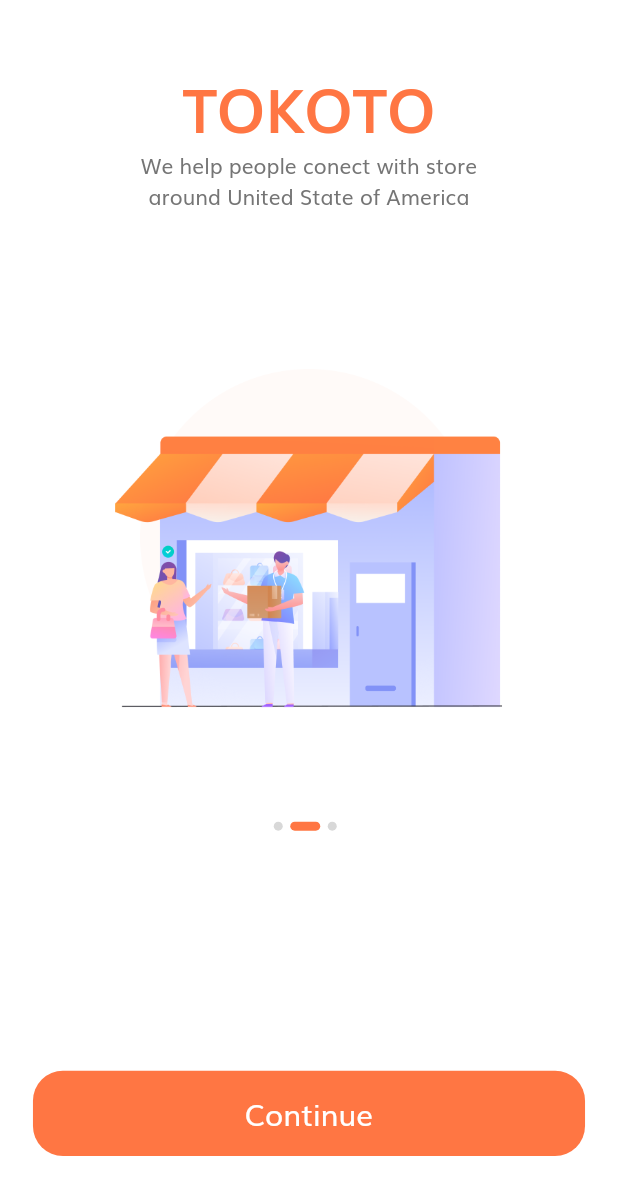
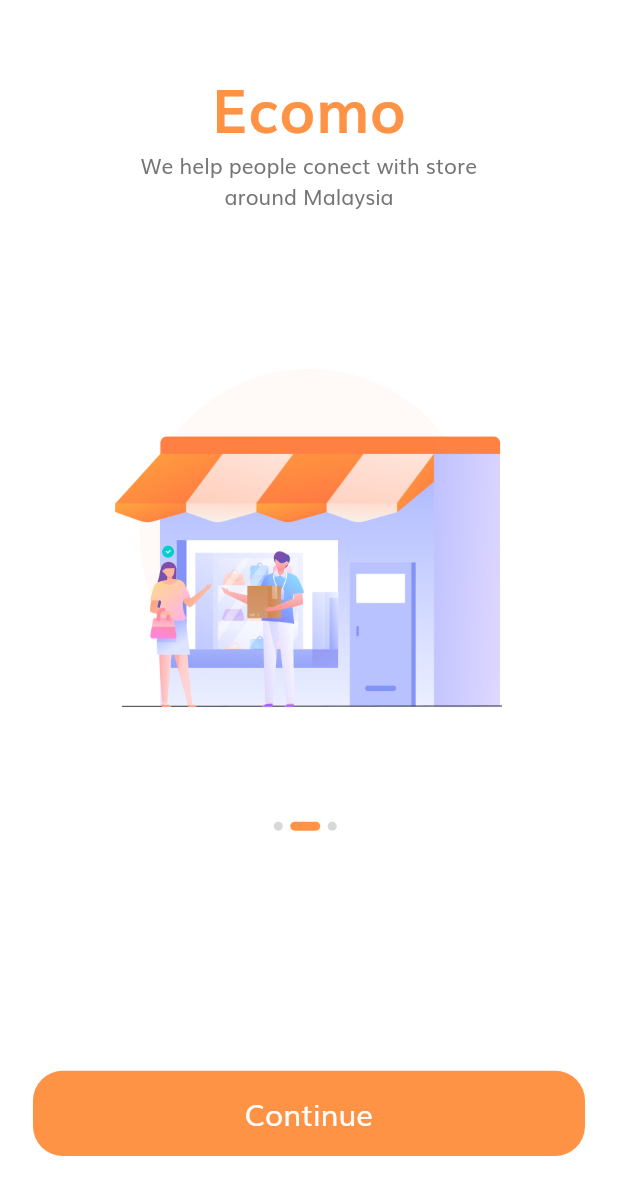
Before and after one commit to dylansalim3/E-Commerce-UI-Flutter, a Flutter app: the screen it shows after launch, swiped to page 2, on a phone screen of 412 x 824 dp. Shown: the top 1195 px of the screen. Run offline on Flutter 3.47's test engine with Material 2 defaults, Android fonts, the phone set to English and light mode, and no system bars; our stand-ins replace flutter_svg.

Commit message:
Change content

```diff
--- a/lib/constant.dart
+++ b/lib/constant.dart
@@ -1,7 +1,7 @@
 import 'package:e_commerce/size_config.dart';
 import 'package:flutter/material.dart';
 
-const kPrimaryColor = Color(0xFFFF7643);
+const kPrimaryColor = Color(0xFFff9345);
 const kPrimaryLightColor = Color(0xFFFFECDF);
 const kPrimaryGradientColor = LinearGradient(
   begin: Alignment.topLeft,
--- a/lib/main.dart
+++ b/lib/main.dart
@@ -8,15 +8,12 @@ void main() {
 }
 
 class MyApp extends StatelessWidget {
-  // This widget is the root of your application.
   @override
   Widget build(BuildContext context) {
     return MaterialApp(
       debugShowCheckedModeBanner: false,
-      title: 'Flutter Demo',
+      title: 'E Commerce App',
       theme: theme(),
-      // home: SplashScreen(),
-      // We use routeName so that we dont need to remember the name
       initialRoute: SplashScreen.routeName,
       routes: routes,
     );
--- a/lib/screens/splash/components/body.dart
+++ b/lib/screens/splash/components/body.dart
@@ -14,12 +14,12 @@ class _BodyState extends State<Body> {
   int currentPage = 0;
   List<Map<String, String>> splashData = [
     {
-      "text": "Welcome to Tokoto, Let’s shop!",
+      "text": "Welcome to Ecomo, Let’s shop!",
       "image": "assets/images/splash_1.png"
     },
     {
       "text":
-      "We help people conect with store \naround United State of America",
+      "We help people conect with store \naround Malaysia",
       "image": "assets/images/splash_2.png"
     },
     {
--- a/lib/screens/splash/components/splash_content.dart
+++ b/lib/screens/splash/components/splash_content.dart
@@ -16,7 +16,7 @@ class SplashContent extends StatelessWidget {
       children: <Widget>[
         Spacer(),
         Text(
-          "TOKOTO",
+          "Ecomo",
           style: TextStyle(
             fontSize: getProportionateScreenWidth(36),
             color: kPrimaryColor,
```
